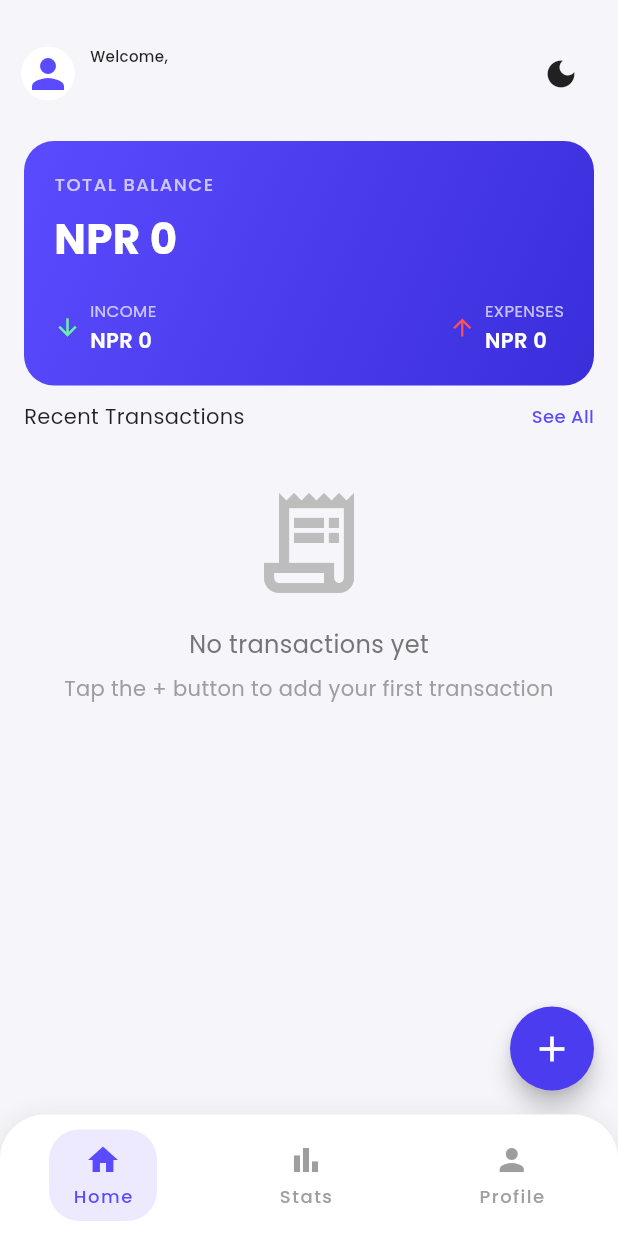
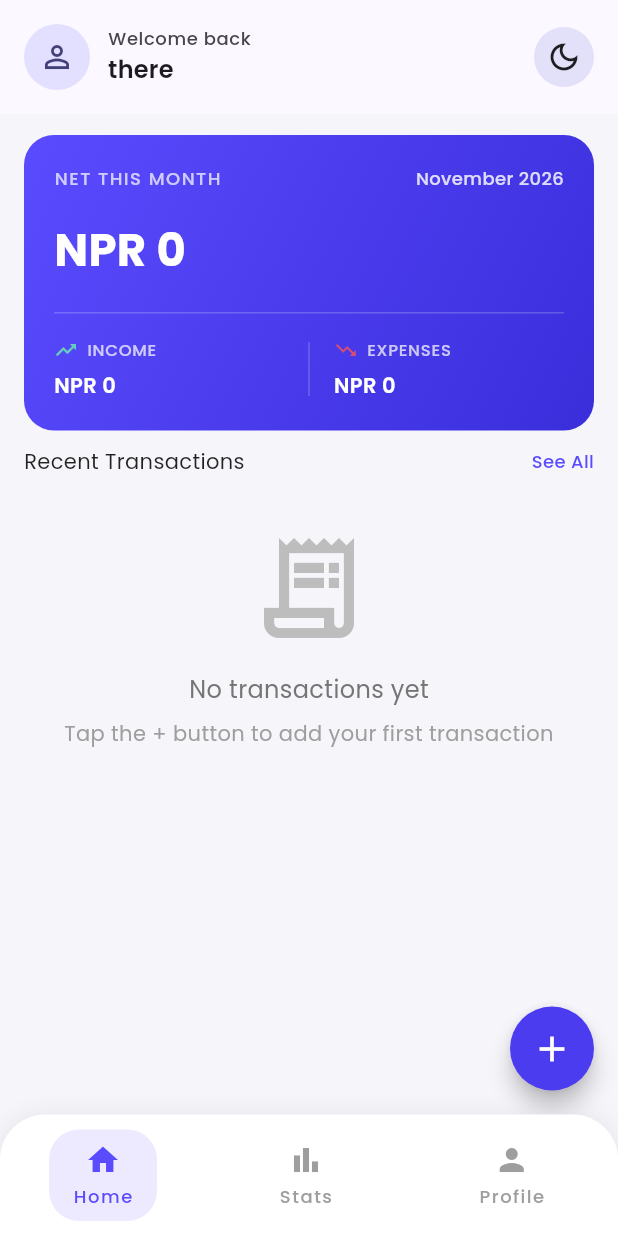
Before and after one commit to gursewak896/Expense_Tracking_App, a Flutter app: the screen it shows once a user with an empty profile is signed in, on a phone screen of 412 x 824 dp. Run offline on Flutter 3.47's test engine with Material 3 defaults, Android fonts, the phone set to English and light mode, and no system bars; our stand-ins replace bloc, cloud_firestore, equatable, firebase_auth, firebase_core, flutter_bloc and 7 more; accounts and stored records are empty.

Commit message:
UI improvements in App bar and Balance Card

```diff
--- a/lib/features/dashboard/presentation/widgets/custom_app_bar.dart
+++ b/lib/features/dashboard/presentation/widgets/custom_app_bar.dart
@@ -1,96 +1,103 @@
-import 'package:expense_app/core/theme/app_colors.dart';
 import 'package:expense_app/core/providers/theme_provider.dart';
 import 'package:firebase_auth/firebase_auth.dart';
 import 'package:flutter/material.dart';
-import 'package:google_fonts/google_fonts.dart';
 import 'package:provider/provider.dart';
 
 class CustomAppBar extends StatelessWidget implements PreferredSizeWidget {
-  // final String username;
   final User? user;
 
   const CustomAppBar({super.key, required this.user});
 
   @override
   Widget build(BuildContext context) {
-    return Padding(
-      padding: const EdgeInsets.symmetric(horizontal: 14, vertical: 6),
-      child: Padding(
-        padding: const EdgeInsets.only(top: 18),
-        child: Row(
-          mainAxisAlignment: MainAxisAlignment.start,
-          crossAxisAlignment: CrossAxisAlignment.center,
+    final theme = Theme.of(context);
+    final colorScheme = theme.colorScheme;
+
+    return AppBar(
+      automaticallyImplyLeading: false,
+      toolbarHeight: preferredSize.height,
+      backgroundColor: colorScheme.surface,
+      surfaceTintColor: Colors.transparent,
+      scrolledUnderElevation: 0,
+      titleSpacing: 16,
+      title: Row(
         children: [
-            Stack(
+          CircleAvatar(
+            radius: 22,
+            backgroundColor: colorScheme.primaryContainer,
+            child: Icon(
+              Icons.person_outline,
+              size: 24,
+              color: colorScheme.onPrimaryContainer,
+            ),
+          ),
+          const SizedBox(width: 12),
+          Expanded(
+            child: Column(
+              mainAxisSize: MainAxisSize.min,
+              crossAxisAlignment: CrossAxisAlignment.start,
               children: [
-                Container(
-                  decoration: BoxDecoration(
-                    shape: BoxShape.circle,
-                    color: Colors.grey.shade200,
+                Text(
+                  'Welcome back',
+                  style: theme.textTheme.bodySmall?.copyWith(
+                    color: colorScheme.onSurfaceVariant,
+                    fontWeight: FontWeight.w500,
                   ),
-                  child: const CircleAvatar(
-                    radius: 18,
-                    backgroundColor: Colors.white,
-                    child: Icon(
-                      Icons.person,
-                      size: 32,
-                      color: AppColors.primary,
                 ),
+                Text(
+                  _displayName,
+                  maxLines: 1,
+                  overflow: TextOverflow.ellipsis,
+                  style: theme.textTheme.titleMedium?.copyWith(
+                    color: colorScheme.onSurface,
+                    fontWeight: FontWeight.w600,
                   ),
                 ),
               ],
             ),
-            const SizedBox(
-              width: 10,
           ),
-            Column(
-              crossAxisAlignment: CrossAxisAlignment.start,
-              mainAxisAlignment: MainAxisAlignment.center,
-              children: [
-                Text(
-                  "Welcome, ",
-                  style: GoogleFonts.poppins(
-                    textStyle: TextStyle(
-                      color: Theme.of(context).textTheme.bodySmall?.color,
-                      fontSize: 10,
-                      fontWeight: FontWeight.w500,
+        ],
       ),
+      actions: [
+        Padding(
+          padding: const EdgeInsets.only(right: 12),
+          child: Consumer<ThemeProvider>(
+            builder: (context, themeProvider, _) {
+              return IconButton.filledTonal(
+                tooltip: themeProvider.isDarkMode
+                    ? 'Switch to light mode'
+                    : 'Switch to dark mode',
+                icon: Icon(
+                  themeProvider.isDarkMode
+                      ? Icons.light_mode_outlined
+                      : Icons.dark_mode_outlined,
                 ),
-                ),
-                Text(
-                  user?.displayName ?? "No name",
-                  style: GoogleFonts.poppins(
-                    textStyle: TextStyle(
-                      color: Theme.of(context).textTheme.titleMedium?.color,
-                      fontWeight: FontWeight.bold,
-                      fontSize: 16,
-                    ),
+                onPressed: themeProvider.toggleTheme,
+              );
+            },
           ),
         ),
       ],
-            ),
-            const Spacer(),
-            Consumer<ThemeProvider>(
-              builder: (context, themeProvider, _) {
-                return IconButton(
-                  icon: Icon(
-                    themeProvider.isDarkMode
-                        ? Icons.light_mode
-                        : Icons.dark_mode,
-                    color: Theme.of(context).iconTheme.color,
-                  ),
-                  onPressed: () {
-                    themeProvider.toggleTheme();
-                  },
-                );
-              },
-            ),
-          ],
-        ),
-      ),
     );
   }
 
+  String get _displayName {
+    final displayName = user?.displayName?.trim();
+    if (displayName != null && displayName.isNotEmpty) {
+      return displayName;
+    }
+
+    final email = user?.email?.trim();
+    if (email != null && email.contains('@')) {
+      final emailName = email.split('@').first.trim();
+      if (emailName.isNotEmpty) {
+        return emailName;
+      }
+    }
+
+    return 'there';
+  }
+
   @override
-  Size get preferredSize => const Size.fromHeight(80);
+  Size get preferredSize => const Size.fromHeight(76);
 }
--- a/lib/features/dashboard/presentation/widgets/custom_balance_card.dart
+++ b/lib/features/dashboard/presentation/widgets/custom_balance_card.dart
@@ -1,7 +1,8 @@
-import 'package:expense_app/features/transactions/presentation/providers/transaction_provider.dart';
 import 'package:expense_app/core/theme/app_colors.dart';
 import 'package:expense_app/core/utils/currency_formatter.dart';
+import 'package:expense_app/features/transactions/presentation/providers/transaction_provider.dart';
 import 'package:flutter/material.dart';
+import 'package:intl/intl.dart';
 import 'package:provider/provider.dart';
 
 class BalanceCard extends StatelessWidget {
@@ -9,6 +10,8 @@ class BalanceCard extends StatelessWidget {
 
   @override
   Widget build(BuildContext context) {
+    final now = DateTime.now();
+
     return Container(
       width: double.infinity,
       padding: const EdgeInsets.all(20),
@@ -25,100 +28,90 @@ class BalanceCard extends StatelessWidget {
       ),
       child: Consumer<TransactionProvider>(
         builder: (context, provider, child) {
+          var monthlyIncome = 0.0;
+          var monthlyExpenses = 0.0;
+
+          for (final transaction in provider.transactions) {
+            if (transaction.date.year != now.year ||
+                transaction.date.month != now.month) {
+              continue;
+            }
+
+            if (transaction.isIncome) {
+              monthlyIncome += transaction.amount.abs();
+            } else {
+              monthlyExpenses += transaction.amount.abs();
+            }
+          }
+
+          final netCashFlow =
+              ((monthlyIncome - monthlyExpenses) * 100).round() / 100;
           return Column(
             crossAxisAlignment: CrossAxisAlignment.start,
             children: [
-              // TOTAL BALANCE LABEL
+              Row(
+                mainAxisAlignment: MainAxisAlignment.spaceBetween,
+                children: [
                   Text(
-                "TOTAL BALANCE",
+                    'NET THIS MONTH',
                     style: TextStyle(
-                  color: Colors.white.withValues(alpha: 0.7),
+                      color: Colors.white.withValues(alpha: 0.72),
                       fontSize: 12,
                       fontWeight: FontWeight.w500,
                       letterSpacing: 1,
                     ),
                   ),
-
-              const SizedBox(height: 8),
-
-              // BALANCE AMOUNT
                   Text(
-                formatNpr(provider.getBalance()),
-                style: const TextStyle(
-                  color: Colors.white,
-                  fontSize: 28,
-                  fontWeight: FontWeight.bold,
-                ),
-              ),
-
-              const SizedBox(height: 20),
-
-              // INCOME & EXPENSE ROW
-              Row(
-                mainAxisAlignment: MainAxisAlignment.spaceBetween,
-                children: [
-                  // INCOME
-                  Row(
-                    children: [
-                      const Icon(
-                        Icons.arrow_downward,
-                        color: Colors.greenAccent,
-                        size: 18,
-                      ),
-                      const SizedBox(width: 6),
-                      Column(
-                        crossAxisAlignment: CrossAxisAlignment.start,
-                        children: [
-                          Text(
-                            "INCOME",
+                    DateFormat('MMMM yyyy').format(now),
                     style: TextStyle(
-                              color: Colors.white.withValues(alpha: 0.7),
-                              fontSize: 11,
-                            ),
-                          ),
-                          const SizedBox(height: 2),
-                          Text(
-                            formatNpr(provider.getTotalIncome()),
-                            style: const TextStyle(
-                              color: Colors.white,
-                              fontWeight: FontWeight.w600,
+                      color: Colors.white.withValues(alpha: 0.82),
+                      fontSize: 12,
+                      fontWeight: FontWeight.w500,
                     ),
                   ),
                 ],
               ),
-                    ],
+              const SizedBox(height: 18),
+              Text(
+                formatNpr(netCashFlow),
+                maxLines: 1,
+                overflow: TextOverflow.ellipsis,
+                style: const TextStyle(
+                  color: Colors.white,
+                  fontSize: 30,
+                  fontWeight: FontWeight.bold,
                 ),
-
-                  // EXPENSE
+              ),
+              const SizedBox(height: 20),
+              Container(
+                height: 1,
+                color: Colors.white.withValues(alpha: 0.2),
+              ),
+              const SizedBox(height: 16),
               Row(
                 children: [
-                      const Icon(
-                        Icons.arrow_upward,
-                        color: Colors.redAccent,
-                        size: 18,
+                  Expanded(
+                    child: _SummaryMetric(
+                        label: 'INCOME',
+                        amount: monthlyIncome,
+                        icon: Icons.trending_up,
+                        color: Colors.greenAccent.withValues(alpha: 0.8)),
                   ),
-                      const SizedBox(width: 6),
-                      Column(
-                        crossAxisAlignment: CrossAxisAlignment.start,
-                        children: [
-                          Text(
-                            "EXPENSES",
-                            style: TextStyle(
-                              color: Colors.white.withValues(alpha: 0.7),
-                              fontSize: 11,
+                  Container(
+                    width: 1,
+                    height: 36,
+                    color: Colors.white.withValues(alpha: 0.2),
+                  ),
+                  Expanded(
+                    child: Padding(
+                      padding: const EdgeInsets.only(left: 16),
+                      child: _SummaryMetric(
+                        label: 'EXPENSES',
+                        amount: monthlyExpenses,
+                        icon: Icons.trending_down,
+                        color: Colors.redAccent.withValues(alpha: 0.8),
                       ),
                     ),
-                          const SizedBox(height: 2),
-                          Text(
-                            formatNpr(provider.getTotalExpense()),
-                            style: const TextStyle(
-                              color: Colors.white,
-                              fontWeight: FontWeight.w600,
-                            ),
-                          ),
-                        ],
-                      ),
-                    ],
                   ),
                 ],
               ),
@@ -129,3 +122,55 @@ class BalanceCard extends StatelessWidget {
     );
   }
 }
+
+class _SummaryMetric extends StatelessWidget {
+  const _SummaryMetric({
+    required this.label,
+    required this.amount,
+    required this.icon,
+    this.color = Colors.white,
+  });
+
+  final String label;
+  final double amount;
+  final IconData icon;
+  final Color color;
+
+  @override
+  Widget build(BuildContext context) {
+    return Column(
+      crossAxisAlignment: CrossAxisAlignment.start,
+      children: [
+        Row(
+          children: [
+            Icon(
+              icon,
+              color: color.withValues(alpha: 0.8),
+              size: 16,
+            ),
+            const SizedBox(width: 6),
+            Text(
+              label,
+              style: TextStyle(
+                color: Colors.white.withValues(alpha: 0.72),
+                fontSize: 11,
+                fontWeight: FontWeight.w500,
+                letterSpacing: 0.5,
+              ),
+            ),
+          ],
+        ),
+        const SizedBox(height: 6),
+        Text(
+          formatNpr(amount),
+          maxLines: 1,
+          overflow: TextOverflow.ellipsis,
+          style: const TextStyle(
+            color: Colors.white,
+            fontWeight: FontWeight.w600,
+          ),
+        ),
+      ],
+    );
+  }
+}
```
Lines whose indentation alone changed are shown as unchanged.
